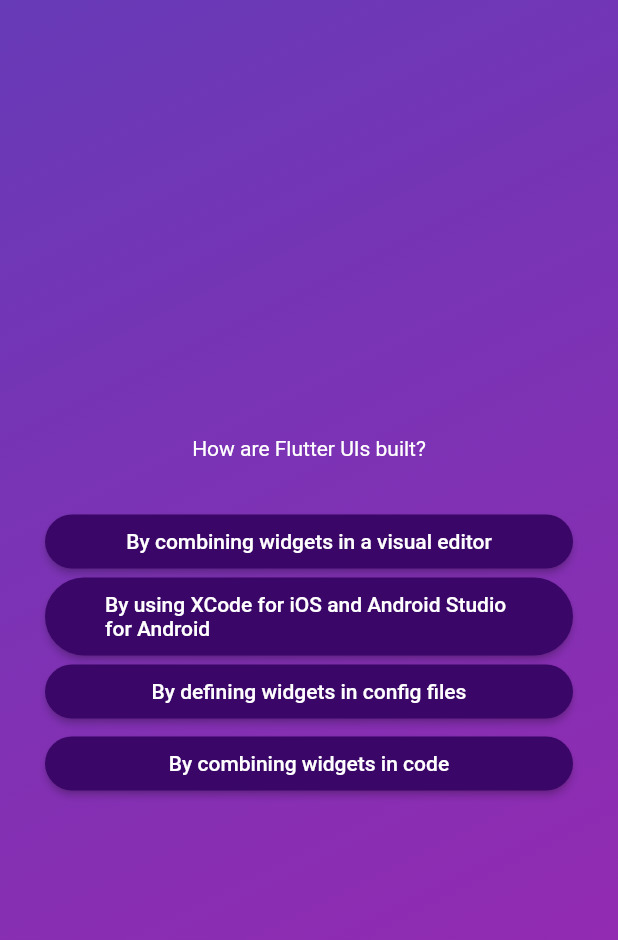
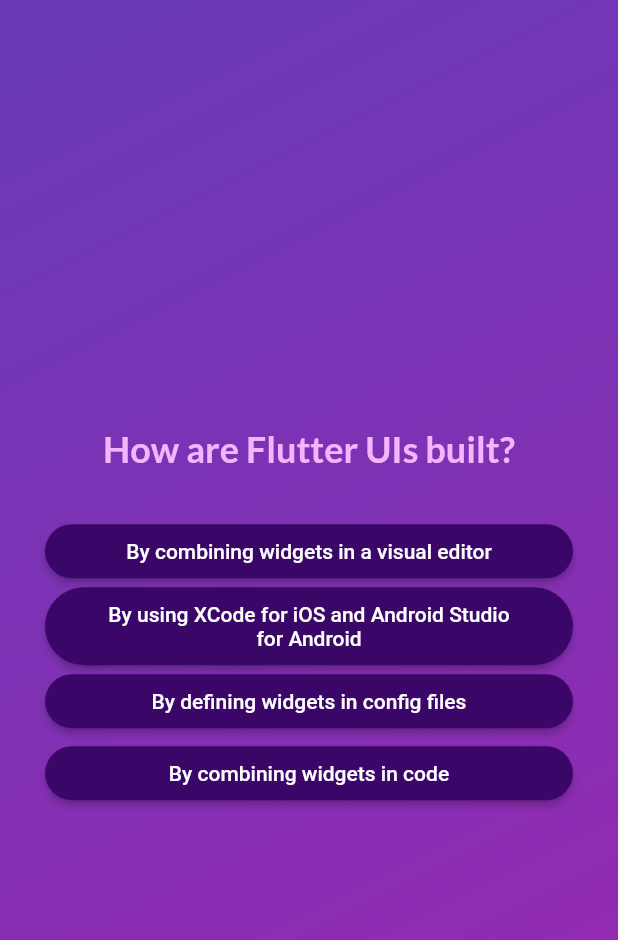
Before and after one commit to juanpabloCamus/quiz_app, a Flutter app: the screen it shows after launch, after a tap on "Start Quiz", after a tap on "Components", on a phone screen of 412 x 824 dp. Shown: the top 940 px of the screen. Run offline on Flutter 3.47's test engine with Material 2 defaults, Android fonts, the phone set to English and light mode, and no system bars; our stand-ins replace google_fonts.

```diff
--- a/lib/answer_button.dart
+++ b/lib/answer_button.dart
@@ -22,6 +22,7 @@ class AnswerButton extends StatelessWidget {
       ),
       child: Text(
         answerText,
+        textAlign: TextAlign.center,
       ),
     );
   }
--- a/lib/question_screen.dart
+++ b/lib/question_screen.dart
@@ -1,9 +1,12 @@
 import 'package:flutter/material.dart';
+import 'package:google_fonts/google_fonts.dart';
 import 'package:quiz_app/answer_button.dart';
 import 'package:quiz_app/data/questions.dart';
 
 class QuestionScreen extends StatefulWidget {
-  const QuestionScreen({super.key});
+  const QuestionScreen(this.onSelectAnswer, {super.key});
+
+  final void Function(String answer) onSelectAnswer;
 
   @override
   State<QuestionScreen> createState() {
@@ -14,7 +17,8 @@ class QuestionScreen extends StatefulWidget {
 class _QuiestionScreenState extends State<QuestionScreen> {
   var currentQuestionIndex = 0;
 
-  void answerQuestion() {
+  void answerQuestion(String answer) {
+    widget.onSelectAnswer(answer);
     setState(() {
       currentQuestionIndex++;
     });
@@ -34,16 +38,19 @@ class _QuiestionScreenState extends State<QuestionScreen> {
           children: [
             Text(
               currentQuestion.text,
-              style: const TextStyle(
-                color: Colors.white,
-              ),
+              style: GoogleFonts.lato(
+                  color: const Color.fromARGB(255, 242, 181, 254),
+                  fontSize: 24,
+                  fontWeight: FontWeight.bold),
               textAlign: TextAlign.center,
             ),
             const SizedBox(
               height: 30,
             ),
             ...currentQuestion.getShuffledAnswers().map((answer) {
-              return AnswerButton(answer, answerQuestion);
+              return AnswerButton(answer, () {
+                answerQuestion(answer);
+              });
             })
           ],
         ),
--- a/lib/quiz.dart
+++ b/lib/quiz.dart
@@ -1,6 +1,8 @@
 import 'package:flutter/material.dart';
+import 'package:quiz_app/data/questions.dart';
 import 'package:quiz_app/question_screen.dart';
 import 'package:quiz_app/start_screen.dart';
+import 'package:quiz_app/results_screen.dart';
 
 class Quiz extends StatefulWidget {
   const Quiz({super.key});
@@ -12,6 +14,7 @@ class Quiz extends StatefulWidget {
 }
 
 class _QuizState extends State<Quiz> {
+  List<String> selectedAnswers = [];
   var activeScreen = 'start-screen';
 
   void switchScreen() {
@@ -20,11 +23,24 @@ class _QuizState extends State<Quiz> {
     });
   }
 
+  void chooseAnswer(answer) {
+    selectedAnswers.add(answer);
+
+    if (selectedAnswers.length == questions.length) {
+      setState(() {
+        activeScreen = 'results-screen';
+        selectedAnswers = [];
+      });
+    }
+  }
+
   @override
   Widget build(context) {
     final screenWidget = activeScreen == 'start-screen'
         ? StartScreen(switchScreen)
-        : const QuestionScreen();
+        : activeScreen == 'results-screen'
+            ? const ResultsScreen()
+            : QuestionScreen(chooseAnswer);
 
     return (MaterialApp(
       home: Scaffold(
--- a/pubspec.yaml
+++ b/pubspec.yaml
@@ -35,6 +35,7 @@ dependencies:
   # The following adds the Cupertino Icons font to your application.
   # Use with the CupertinoIcons class for iOS style icons.
   cupertino_icons: ^1.0.2
+  google_fonts: ^4.0.4
 
 dev_dependencies:
   flutter_test:
```
Also changed, not shown: lib/results_screen.dart (added, +36 -0 lines), pubspec.lock, 2 other files.
